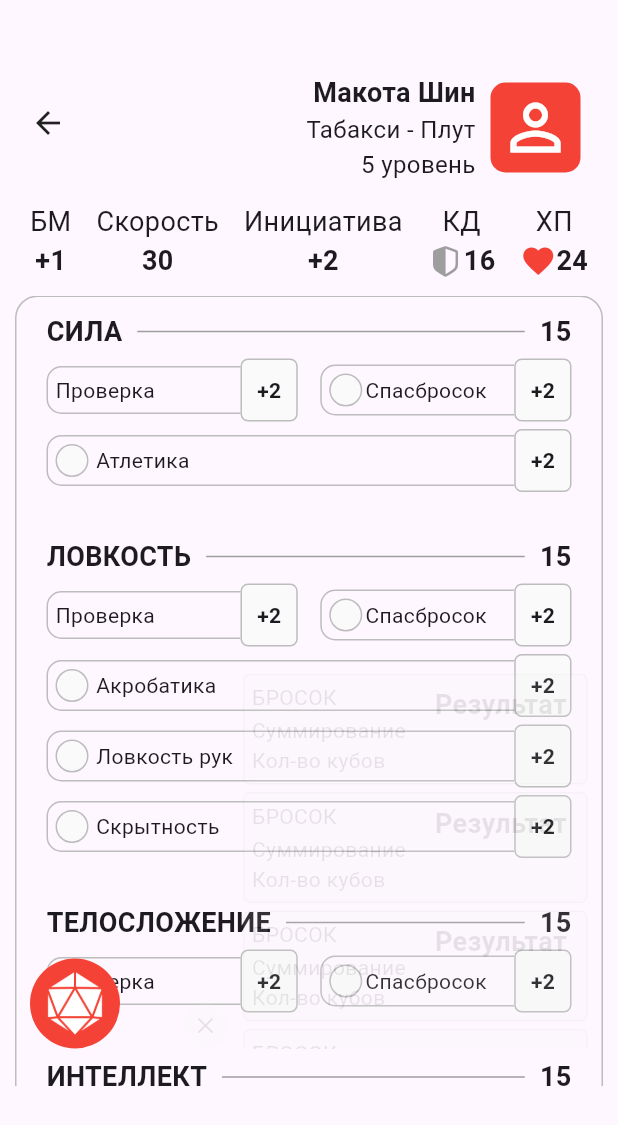
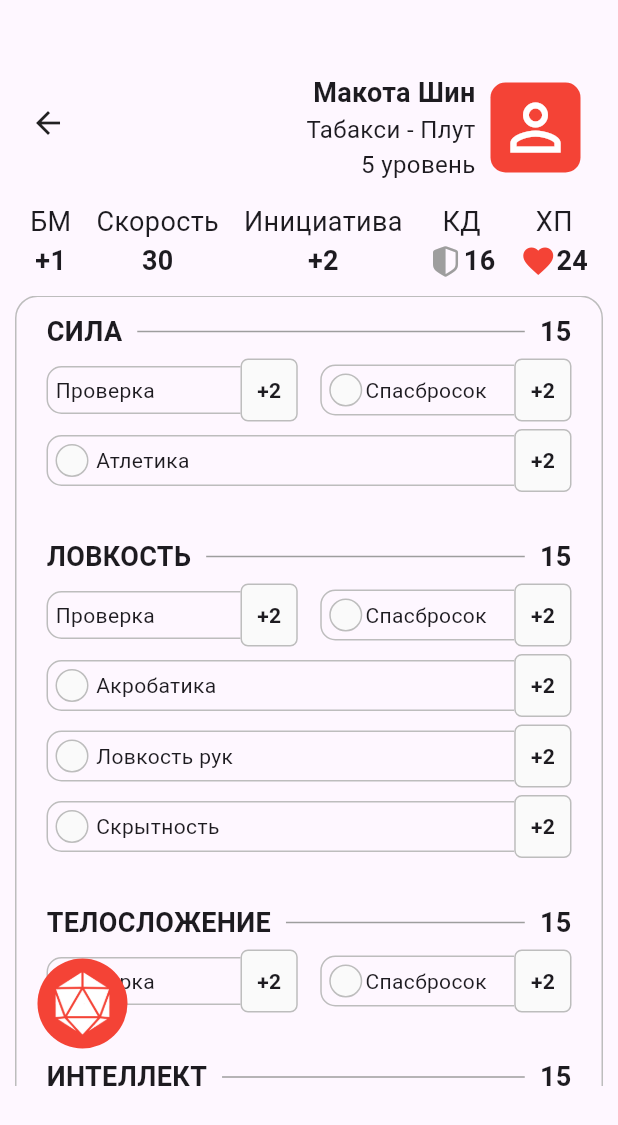
Before and after one commit to RetroZoomer/KP_Android_Front, a Flutter app: the screen it shows after launch, on a phone screen of 412 x 824 dp. Shown: the top 1125 px of the screen. Run offline on Flutter 3.47's test engine with Material 3 defaults, Android fonts, the phone set to English and light mode, and no system bars; our stand-ins replace get; missing offline and left inert: dart:html, dart:js.

Commit message:
Добавлен внешний вид кубов

```diff
--- a/lib/pages/character/character_page.dart
+++ b/lib/pages/character/character_page.dart
@@ -3,6 +3,8 @@ import 'dart:ui';
 
 import 'package:flutter/cupertino.dart';
 import 'package:flutter/material.dart';
+import 'package:kp_android/pages/character/widget/dice_rolls.dart';
+import 'package:kp_android/pages/character/widget/history_of_throws.dart';
 
 import 'character_notes.dart';
 import 'character_spells.dart';
@@ -240,113 +242,10 @@ class _CharacterPageState extends State<CharacterPage> {
             ],
           ),
           // История бросков
-          Positioned(
-              right: 0.1,
-              bottom: 125,
-              child: Container(
-                  width: 250,
-                  height: 250,
-                  //todo Посмотреть начет кликабельности. Тк нужно убрать кликабельность списка после очистки
-                  child: ListView.builder(
-                      physics: AlwaysScrollableScrollPhysics(),
-                      shrinkWrap: true,
-                      itemCount: 5,
-                      itemBuilder: (context, index) {
-                        // Обертка
-                        return Stack(
-                          children: [
-                            Opacity(
-                                opacity: 0.1,
-                              child: Container(
-                                padding: EdgeInsets.all(5),
-                                margin: EdgeInsets.only( right: 20, bottom: 5),
-                                decoration: BoxDecoration(
-                                    borderRadius: BorderRadius.circular(5),
-                                    color: Colors.grey.shade200,
-                                    border: Border.all(
-                                      width: 1.0,
-                                      style: BorderStyle.solid,
-                                      color: Colors.grey.shade400,
-                                    )
-                                ),
-                                child: Stack(
-                                  children: [
-                                    Row(
-                                      mainAxisAlignment: MainAxisAlignment.spaceBetween,
-                                      crossAxisAlignment: CrossAxisAlignment.start,
-                                      children: [
-                                        // Основные чилса
-                                        Column(
-                                          crossAxisAlignment: CrossAxisAlignment.start,
-                                          children: [
-                                            Text("БРОСОК"),
-                                            SizedBox(height: 2,),
-                                            Text("Суммирование"),
-                                            Text("Кол-во кубов")
-                                          ],
-                                        ),
-                                        // Результат
-                                        Container(
-                                          padding: EdgeInsets.only(top: 2, right: 8),
-                                          child: Text(
-                                            "Результат",
-                                            style: TextStyle(
-                                                fontSize: 18,
-                                                fontWeight: FontWeight.bold
-                                            ),
-                                          ),
-                                        ),
+          // HistoryOfThrows(),
+          // Кубы
+          DiceRolls(),
 
-                                      ],
-                                    ),
-                                  ],
-                                ),
-                              ),
-                            ),
-                          ],
-                        );
-                      })
-              ),
-          ),
-          // Кнопка скрытия истории
-          Positioned(
-            right: 260,
-            bottom: 125,
-            child: Opacity(
-              opacity: 0.1,
-              child: Container(
-                width: 30,
-                height: 30,
-                decoration: BoxDecoration(
-                  borderRadius: BorderRadius.circular(40),
-                  color: Colors.grey.shade200,
-                ),
-                child: Center(
-                  child: Icon(
-                    CupertinoIcons.xmark,
-                    color: Colors.black,
-                    size: 15,
-                  ),
-                ),
-              ),
-            ),
-          ),
-          // Кубы
-          Positioned(
-            left: 20,
-            bottom: 125,
-            child: Container(
-              width: 60,
-              height: 60,
-              decoration: BoxDecoration(
-                borderRadius: BorderRadius.circular(40),
-                color: Colors.red,
-              ),
-              child: Center(
-                child: Image.asset("assets/images/dice-twenty.png", width: 45,)
-              ),
-            ),
-          ),
           // Выбор модуля
           // Positioned(
           //   right: 20,
--- /dev/null
+++ b/lib/pages/character/widget/dice_rolls.dart
@@ -0,0 +1,91 @@
+import 'package:flutter/cupertino.dart';
+import 'package:flutter/material.dart';
+
+import 'definite_dice_roll.dart';
+
+class DiceRolls extends StatefulWidget {
+  const DiceRolls({super.key});
+
+  @override
+  State<DiceRolls> createState() => _DiceRollsState();
+}
+
+class _DiceRollsState extends State<DiceRolls> {
+  late bool isDicesVisible;
+  late int value;
+  @override
+  void initState() {
+    super.initState();
+    isDicesVisible = false;
+  }
+
+  @override
+  Widget build(BuildContext context) {
+    return Positioned(
+        left: 20,
+        bottom: 125,
+        child: GestureDetector(
+          onTap: () {
+            setState(() {
+              isDicesVisible = !isDicesVisible;
+            });
+          },
+          child:
+              isDicesVisible?
+              Row(
+                children: [
+                  Column(
+                    children: [
+                      DefiniteDiceRoll(text: 'к8', maxValue: 8, picture: 'assets/images/dice-d8-logotic.png'),
+                      DefiniteDiceRoll(text: 'к6', maxValue: 6, picture: 'assets/images/dice-d6-logotic.png'),
+                      GestureDetector(
+                          onTap: () {
+                            setState(() {
+                              value += value;
+                            });
+                          },
+                          child: DefiniteDiceRoll(text: 'к4', maxValue: 4, picture: 'assets/images/dice-d4-logotic.png')
+                      ),
+
+                      Container(
+                        width: 60,
+                        height: 60,
+                        margin: EdgeInsets.only(top: 5, left: 5),
+                        decoration: BoxDecoration(
+                          borderRadius: BorderRadius.circular(40),
+                          color: Colors.red,
+                        ),
+                        child: Center(
+                            child: Icon(CupertinoIcons.xmark, color: Colors.white, size: 40,)
+                        ),
+                                ),
+                    ],
+                  ),
+                  Column(
+                    children: [
+                      DefiniteDiceRoll(text: 'к100', maxValue: 100, picture: 'assets/images/dice-d10-logotic.png'),
+                      DefiniteDiceRoll(text: 'к20', maxValue: 20, picture: 'assets/images/dice-d20-logotic.png'),
+                      DefiniteDiceRoll(text: 'к12', maxValue: 12, picture: 'assets/images/dice-d12-logotic.png'),
+                      DefiniteDiceRoll(text: 'к10', maxValue: 10, picture: 'assets/images/dice-d10-logotic.png'),
+
+                    ],
+                  ),
+                ],
+              )
+                  :
+              Container(
+                width: 60,
+                height: 60,
+                margin: EdgeInsets.only(left: 5),
+                decoration: BoxDecoration(
+                  borderRadius: BorderRadius.circular(40),
+                  color: Colors.red,
+                ),
+                child: Center(
+                    child: Image.asset("assets/images/dice-twenty.png", width: 45,)
+                ),
+              )
+        )
+    );
+  }
+}
```
Also changed, not shown: lib/pages/character/widget/definite_dice_roll.dart (added, +60 -0 lines), lib/pages/character/widget/history_of_throws.dart (added, +115 -0 lines), assets/images/dice-d10-logotic.png (added), assets/images/dice-d12-logotic.png (added), assets/images/dice-d20-logotic.png (added), assets/images/dice-d4-logotic.png (added), assets/images/dice-d6-logotic.png (added), assets/images/dice-d8-logotic.png (added).
